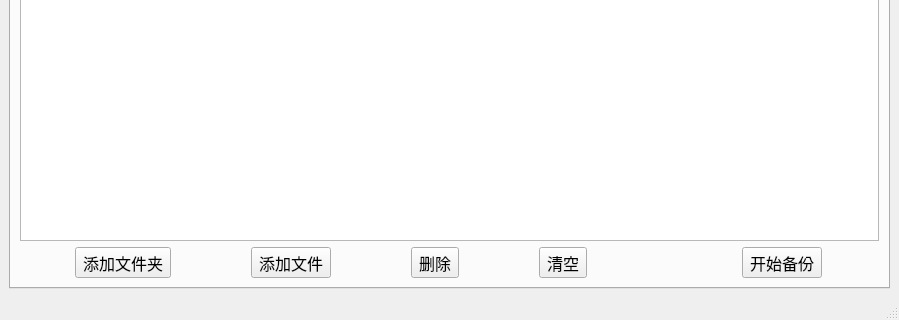
The window that BackupGUI/mainwindow.ui (skifisy/FilesBackup) describes before a commit, drawn with Qt 5; both pictures show x 0 to 899 and y 353 to 673 of the 899 by 673 pixel window.
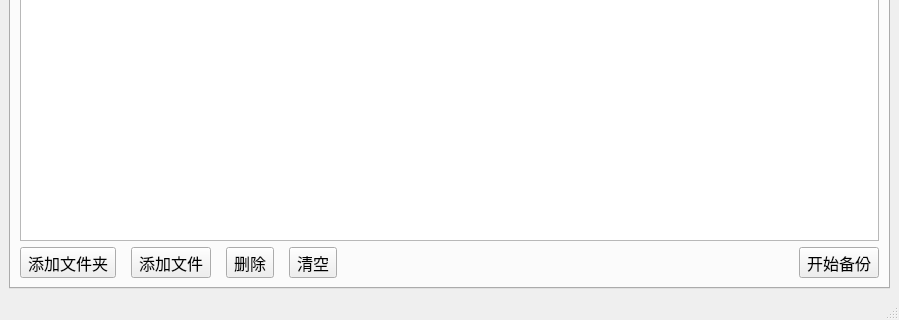
The same window after the commit. The open tabs and pages were chosen to show the change. Icons and pictures are not drawn.

What changed in the file:
```diff
--- a/BackupGUI/mainwindow.ui
+++ b/BackupGUI/mainwindow.ui
@@ -111,7 +111,7 @@
           <item>
            <layout class="QHBoxLayout" name="horizontalLayout" stretch="0,0,0,0">
             <property name="spacing">
-             <number>80</number>
+             <number>15</number>
             </property>
             <property name="sizeConstraint">
              <enum>QLayout::SetDefaultConstraint</enum>
@@ -209,6 +209,9 @@
             </item>
            </layout>
           </item>
+          <item>
+           <widget class="QWidget" name="widget_3" native="true"/>
+          </item>
           <item>
            <widget class="QToolButton" name="startBackupButton">
             <property name="text">
```
Left out of the diff: 2 changed lines with no effect on the pictures.
